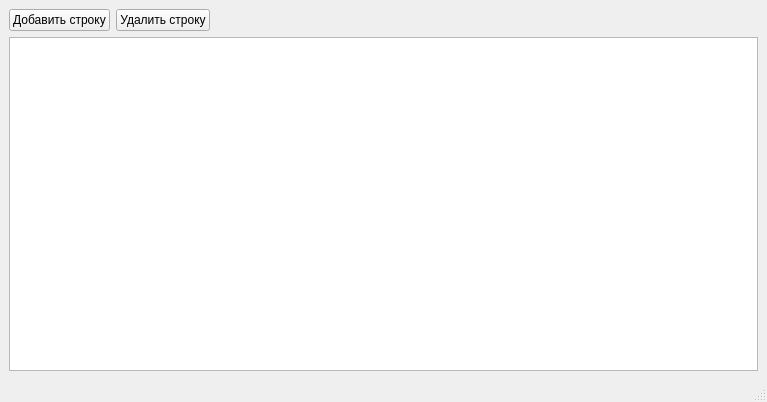
Before: the Qt Designer form mainwindow.ui in redmms/characteristics_view, drawn with Qt 5.
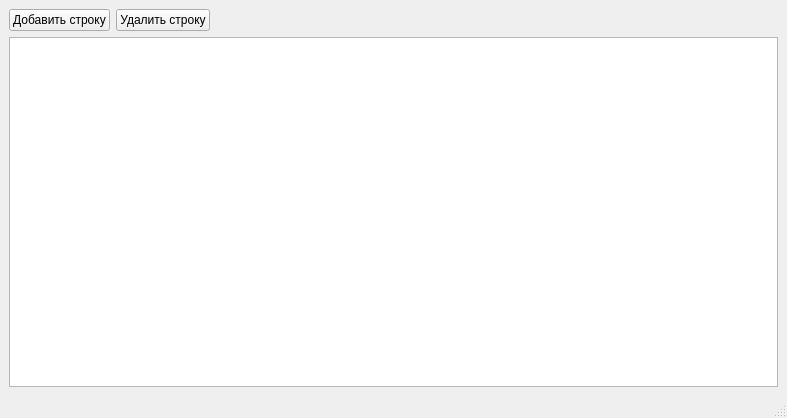
After: the same form once the commit is applied. Icons and pictures are not drawn.

```diff
--- a/mainwindow.ui
+++ b/mainwindow.ui
@@ -6,8 +6,8 @@
    <rect>
     <x>0</x>
     <y>0</y>
-    <width>767</width>
-    <height>402</height>
+    <width>787</width>
+    <height>418</height>
    </rect>
   </property>
   <property name="minimumSize">
@@ -53,7 +53,14 @@
      </spacer>
     </item>
     <item row="1" column="0" colspan="3">
-     <widget class="QTableView" name="tableView"/>
+     <widget class="QTableView" name="tableView">
+      <property name="editTriggers">
+       <set>QAbstractItemView::NoEditTriggers</set>
+      </property>
+      <property name="sortingEnabled">
+       <bool>true</bool>
+      </property>
+     </widget>
     </item>
    </layout>
   </widget>
```
Left out of the diff: 6 changed lines with no effect on the pictures.
